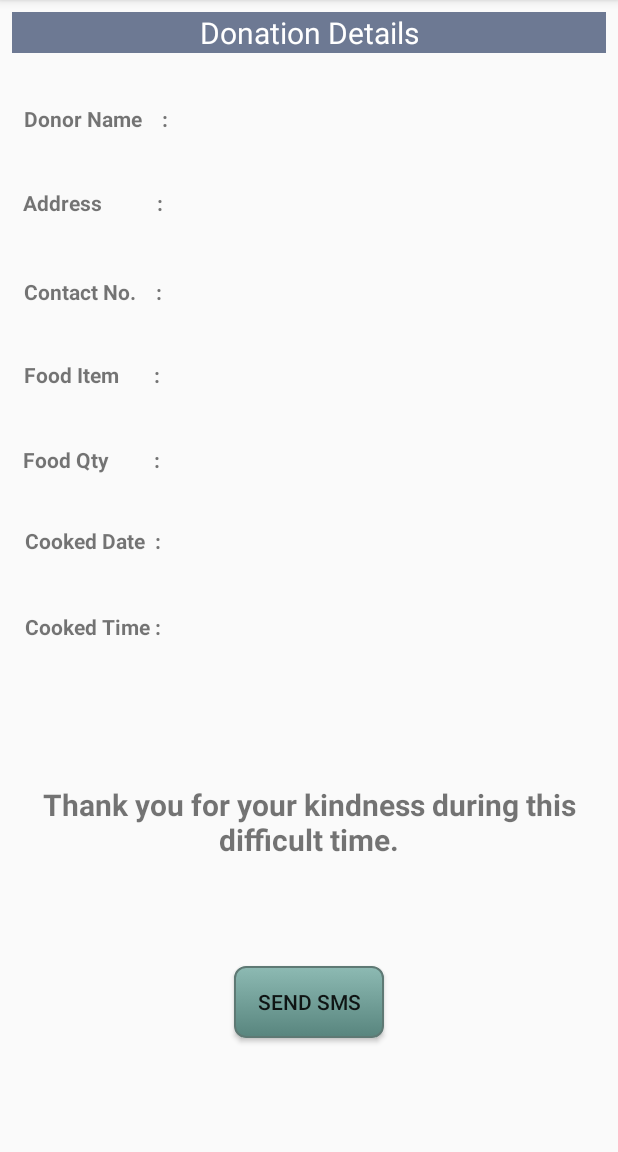
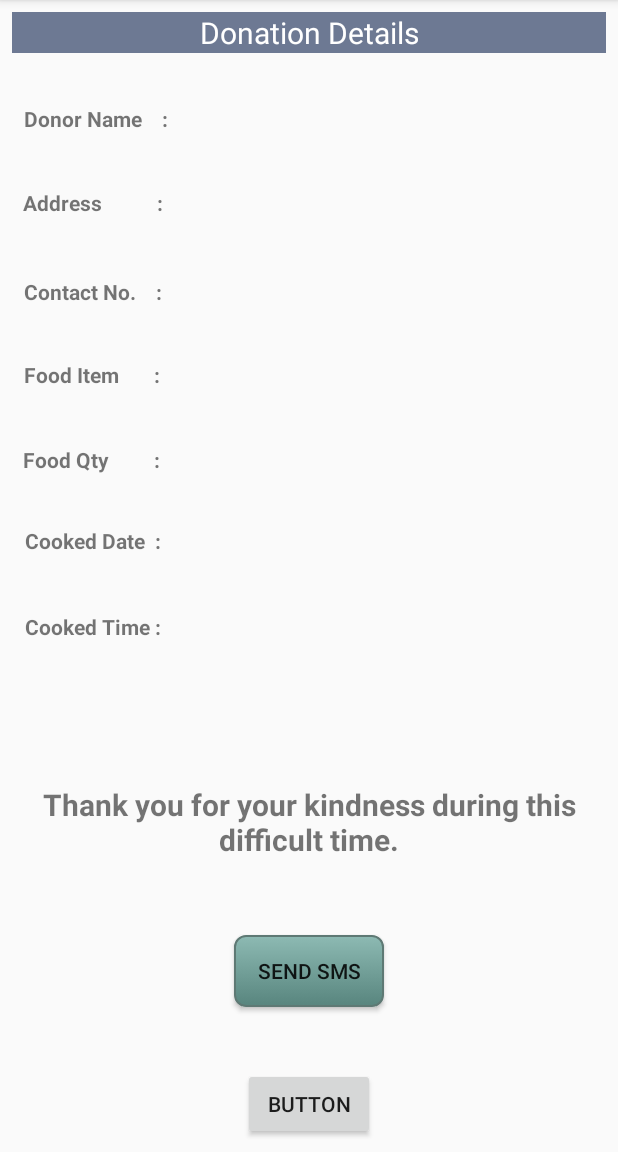
Before and after one commit to guptavijay/Food_Donataion_app, an Android app: the Eight screen opened directly, with no data from a screen before it, on a phone screen of 412 x 824 dp, the part 84-1236 px from its top. Run offline under Robolectric (Android 15) with nearby library versions, the phone set to English and light mode, and no system bars; 7 statements that could not run were skipped.

Commit message:
UI updated

```diff
--- a/app/src/main/java/com/example/shalini/foodsave/Eight.java
+++ b/app/src/main/java/com/example/shalini/foodsave/Eight.java
@@ -78,7 +78,7 @@
                     sendsms(phoneNo,message,cnt);
                 }
             }
-            if(cnt>0)
+    /*        if(cnt>0)
             {
                 Intent i3= new Intent(Eight.this,Ninth.class);
                 startActivity(i3);
@@ -99,7 +99,7 @@
                 });
                 builder.show();
             }
-
+*/
 
             }
         });
--- a/app/src/main/res/layout/activity_eight.xml
+++ b/app/src/main/res/layout/activity_eight.xml
@@ -151,16 +151,15 @@
         android:layout_marginEnd="8dp"
         android:layout_marginStart="8dp"
         android:layout_marginTop="8dp"
-        android:text="Send SMS"
+        android:background="@drawable/btnshape"
 
 
-        android:background="@drawable/btnshape"
+        android:text="Send SMS"
         app:layout_constraintBottom_toBottomOf="parent"
         app:layout_constraintEnd_toEndOf="parent"
-        app:layout_constraintHorizontal_bias="0.501"
         app:layout_constraintStart_toStartOf="parent"
         app:layout_constraintTop_toTopOf="parent"
-        app:layout_constraintVertical_bias="0.903" />
+        app:layout_constraintVertical_bias="0.874" />
 
     <TextView
         android:id="@+id/t99"
@@ -292,4 +291,19 @@
         app:layout_constraintStart_toStartOf="parent"
         app:layout_constraintTop_toTopOf="parent"
         app:layout_constraintVertical_bias="0.0" />
+
+    <Button
+        android:id="@+id/b22"
+        android:layout_width="wrap_content"
+        android:layout_height="wrap_content"
+        android:layout_marginBottom="8dp"
+        android:layout_marginEnd="8dp"
+        android:layout_marginStart="8dp"
+        android:layout_marginTop="8dp"
+        android:text="Button"
+        app:layout_constraintBottom_toBottomOf="parent"
+        app:layout_constraintEnd_toEndOf="parent"
+        app:layout_constraintStart_toStartOf="parent"
+        app:layout_constraintTop_toTopOf="parent"
+        app:layout_constraintVertical_bias="1.0" />
 </android.support.constraint.ConstraintLayout>
```
